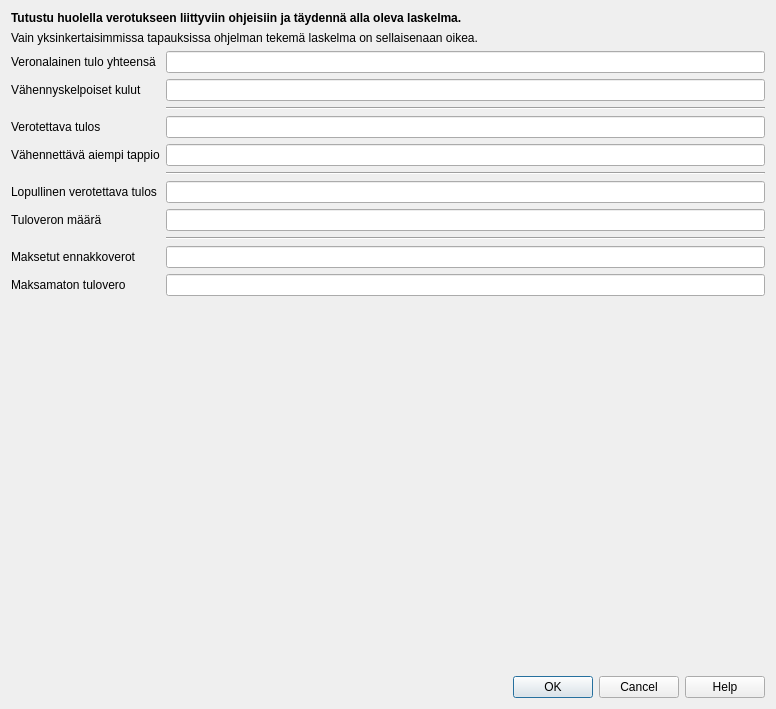
Above: kitsas/arkisto/tuloverodialog.ui from artoh/kitupiikki before the change. Below: the same form after it.
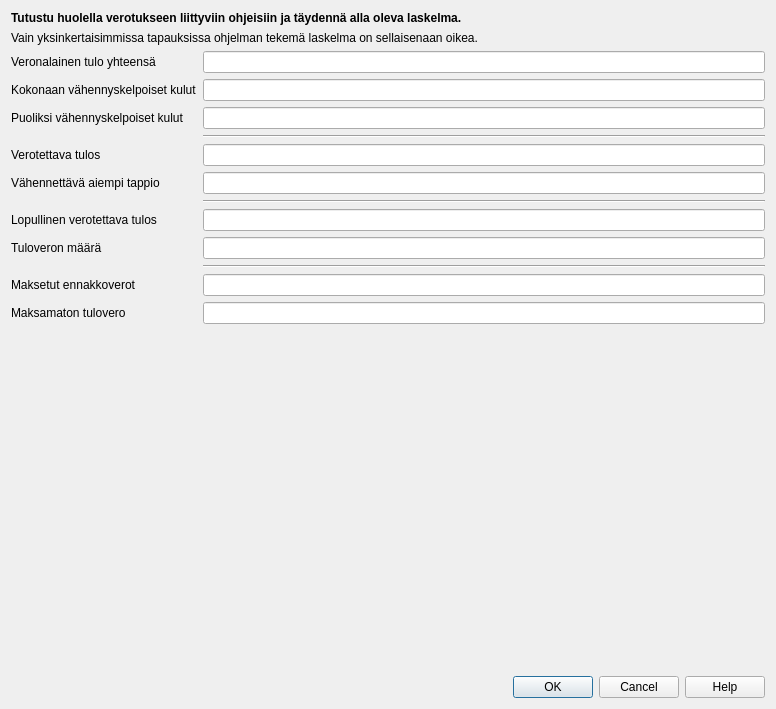
That is the form after the change. Custom widgets are drawn as their Qt base class.

Commit message: Puolivähennys erikseen tuloverodialogissa

Patch:
```diff
--- a/kitsas/arkisto/tuloverodialog.ui
+++ b/kitsas/arkisto/tuloverodialog.ui
@@ -64,7 +64,7 @@
      <item row="2" column="0">
       <widget class="QLabel" name="label_2">
        <property name="text">
-        <string>Vähennyskelpoiset kulut</string>
+        <string>Kokonaan vähennyskelpoiset kulut</string>
        </property>
        <property name="buddy">
         <cstring>vahennysEdit</cstring>
@@ -164,6 +164,16 @@
        </property>
       </widget>
      </item>
+     <item row="3" column="1">
+      <widget class="KpEuroEdit" name="puoliVahennysEdit"/>
+     </item>
+     <item row="3" column="0">
+      <widget class="QLabel" name="label_8">
+       <property name="text">
+        <string>Puoliksi vähennyskelpoiset kulut</string>
+       </property>
+      </widget>
+     </item>
     </layout>
    </item>
    <item>
```
The commit also changes 2 other files.
